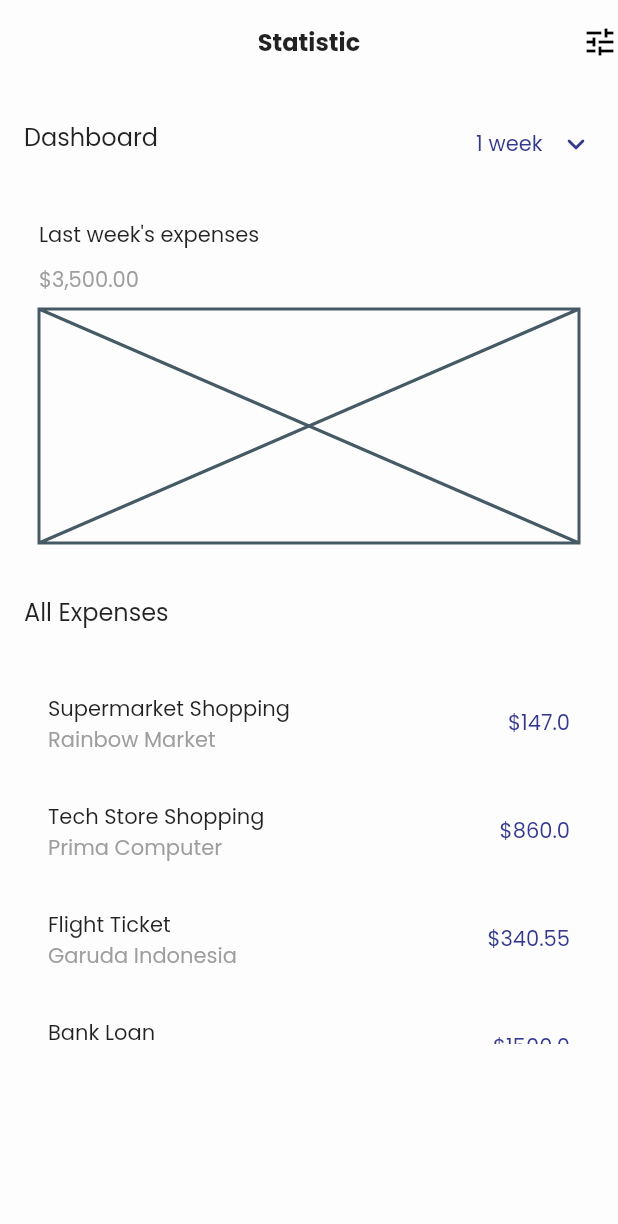
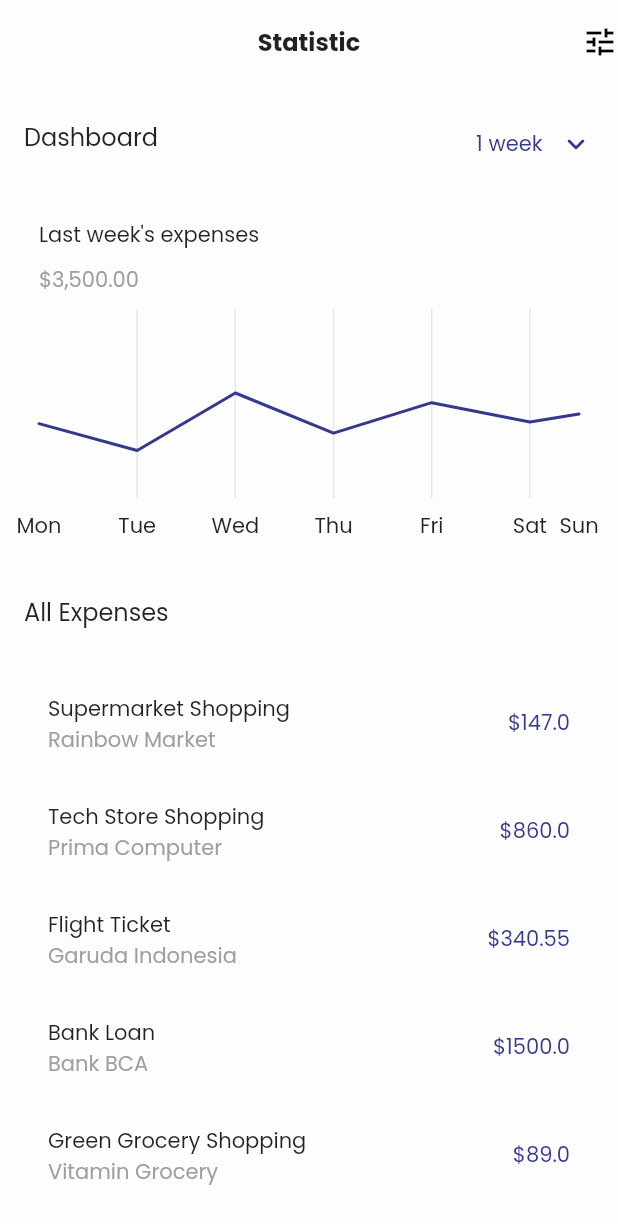
Before and after one commit to mkhoirulwafa18/expense-manager, a Flutter app: the StatisticPage widget shown alone on an empty page, opened directly, on a phone screen of 412 x 824 dp. Shown: the top 1224 px of the screen. Run offline on Flutter 3.47's test engine with Material 2 defaults, Android fonts, the phone set to English and light mode, and no system bars; drawn by our look-alikes of fl_chart; our stand-ins replace auto_route, flutter_riverpod, flutter_svg, persistent_bottom_nav_bar, shared_preferences, tab_indicator_styler; accounts and stored records are empty; generated files the repository leaves out were written again.

Commit message:
added line chart into statistic page

```diff
--- a/lib/features/statistic/presentation/screen/statistic_page.dart
+++ b/lib/features/statistic/presentation/screen/statistic_page.dart
@@ -1,8 +1,10 @@
 import 'package:app_boilerplate/features/statistic/presentation/provider/expenses_provider.dart';
 import 'package:app_boilerplate/l10n/l10n.dart';
+import 'package:app_boilerplate/shared/theme/app_colors.dart';
 import 'package:app_boilerplate/shared/widgets/base_page.dart';
 import 'package:app_boilerplate/shared/widgets/section.dart';
 import 'package:auto_route/auto_route.dart';
+import 'package:fl_chart/fl_chart.dart';
 import 'package:flutter/material.dart';
 import 'package:flutter_riverpod/flutter_riverpod.dart';
 
@@ -13,6 +15,122 @@ List<DropdownMenuItem<String>> get dropdownItems {
     const DropdownMenuItem(value: 'month', child: Text('1 month')),
   ];
   return menuItems;
+}
+
+Widget bottomTitleWidgets(double value, TitleMeta meta) {
+  Widget text;
+  switch (value.toInt()) {
+    case 0:
+      text = const Text('Mon');
+    case 2:
+      text = const Text('Tue');
+    case 4:
+      text = const Text('Wed');
+    case 6:
+      text = const Text('Thu');
+    case 8:
+      text = const Text('Fri');
+    case 10:
+      text = const Text('Sat');
+    case 11:
+      text = const Text('Sun');
+    default:
+      text = const Text('');
+      break;
+  }
+
+  return SideTitleWidget(
+    axisSide: meta.axisSide,
+    child: text,
+  );
+}
+
+LineChartData mainData() {
+  return LineChartData(
+    gridData: FlGridData(
+      verticalInterval: 2,
+      drawHorizontalLine: false,
+      getDrawingVerticalLine: (value) {
+        return const FlLine(
+          color: AppColors.extraLightGrey,
+          strokeWidth: 1,
+        );
+      },
+    ),
+    titlesData: const FlTitlesData(
+      rightTitles: AxisTitles(),
+      topTitles: AxisTitles(),
+      leftTitles: AxisTitles(),
+      bottomTitles: AxisTitles(
+        sideTitles: SideTitles(
+          showTitles: true,
+          reservedSize: 30,
+          interval: 1,
+          getTitlesWidget: bottomTitleWidgets,
+        ),
+      ),
+    ),
+    borderData: FlBorderData(
+      show: false,
+    ),
+    minX: 0,
+    maxX: 11,
+    minY: 0,
+    maxY: 900,
+    lineBarsData: [
+      LineChartBarData(
+        spots: const [
+          FlSpot(0, 354),
+          FlSpot(2, 226),
+          FlSpot(4, 500),
+          FlSpot(6, 309),
+          FlSpot(8, 454),
+          FlSpot(10, 362),
+          FlSpot(11, 400),
+        ],
+        color: AppColors.primary,
+        isStrokeCapRound: true,
+        dotData: const FlDotData(
+          show: false,
+        ),
+      ),
+    ],
+    lineTouchData: LineTouchData(
+      getTouchedSpotIndicator:
+          (LineChartBarData barData, List<int> spotIndexes) {
+        return spotIndexes.map((spotIndex) {
+          return TouchedSpotIndicatorData(
+            const FlLine(strokeWidth: 0),
+            FlDotData(
+              getDotPainter: (spot, percent, barData, index) {
+                return FlDotCirclePainter(
+                  radius: 8,
+                  color: Colors.white,
+                  strokeWidth: 3,
+                  strokeColor: AppColors.primary,
+                );
+              },
+            ),
+          );
+        }).toList();
+      },
+      touchTooltipData: LineTouchTooltipData(
+        tooltipBgColor: AppColors.primary,
+        getTooltipItems: (List<LineBarSpot> touchedBarSpots) {
+          return touchedBarSpots.map((barSpot) {
+            final flSpot = barSpot;
+
+            return LineTooltipItem(
+              '\$${flSpot.y}',
+              const TextStyle(
+                color: AppColors.white,
+              ),
+            );
+          }).toList();
+        },
+      ),
+    ),
+  );
 }
 
 @RoutePage()
@@ -34,7 +152,7 @@ class StatisticPage extends ConsumerWidget {
         children: [
           // =====DASHBOARD SECTION=====
           Section(
-            titleSection: 'Dashboard',
+            titleSection: l10n.dashboard,
             action: DropdownButton(
               value: 'week',
               items: dropdownItems,
@@ -51,7 +169,6 @@ class StatisticPage extends ConsumerWidget {
               height: 240,
               child: Container(
                 decoration: BoxDecoration(
-                  color: theme.colorScheme.background,
                   borderRadius: BorderRadius.circular(10),
                 ),
                 width: MediaQuery.of(context).size.width,
@@ -60,7 +177,7 @@ class StatisticPage extends ConsumerWidget {
                   crossAxisAlignment: CrossAxisAlignment.start,
                   children: [
                     Text(
-                      "Last week's expenses",
+                      l10n.lastXTrx('week'),
                       style: theme.textTheme.bodyMedium
                           ?.copyWith(fontWeight: FontWeight.w500),
                     ),
@@ -75,10 +192,11 @@ class StatisticPage extends ConsumerWidget {
                     const SizedBox(
                       height: 9,
                     ),
-                    Placeholder(
-                      child: SizedBox(
-                        height: 156,
-                        width: MediaQuery.of(context).size.width,
+                    SizedBox(
+                      height: 156,
+                      width: double.maxFinite,
+                      child: LineChart(
+                        mainData(),
                       ),
                     ),
                   ],
@@ -91,11 +209,10 @@ class StatisticPage extends ConsumerWidget {
             height: 20,
           ),
           // =====EXPENSES SECTION=====
-          Section(
-            titleSection: 'All Expenses',
-            content: SizedBox(
-              height: 250,
-              child: ListView.builder(
+          Flexible(
+            child: Section(
+              titleSection: l10n.allExpenses,
+              content: ListView.builder(
                 itemCount: expenses.length,
                 shrinkWrap: true,
                 itemBuilder: (context, index) {
--- a/pubspec.yaml
+++ b/pubspec.yaml
@@ -9,6 +9,7 @@ environment:
 dependencies:
   auto_route: ^7.6.0
   bloc: ^8.1.2
+  fl_chart: ^0.63.0
   flutter:
     sdk: flutter
   flutter_bloc: ^8.1.3
```
